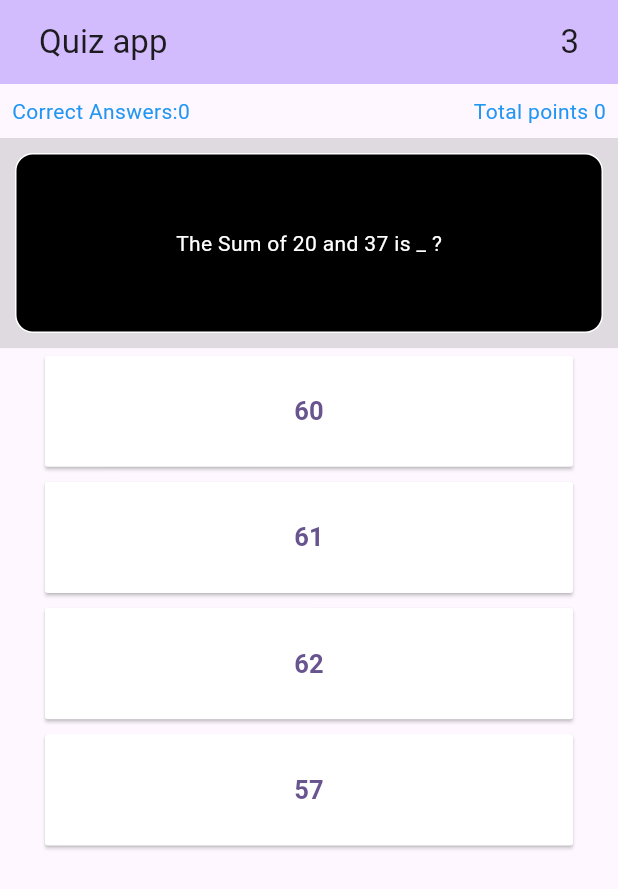
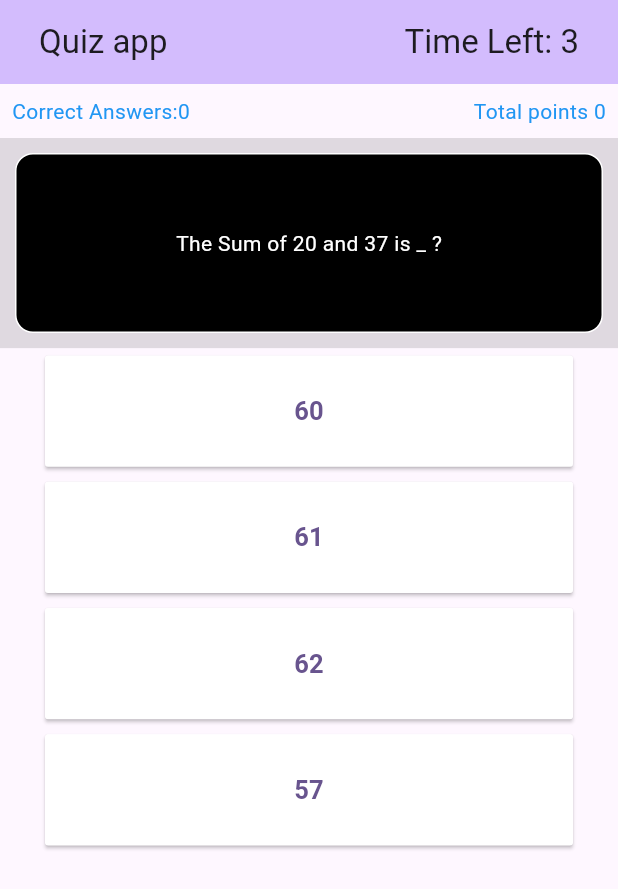
Before and after one commit to harshitpandey-bit/Flutter_Quiz_UI, a Flutter app: the screen it shows after launch, on a phone screen of 412 x 824 dp. Shown: the top 889 px of the screen. Run offline on Flutter 3.47's test engine with Material 3 defaults, Android fonts, the phone set to English and light mode, and no system bars.

```diff
--- a/lib/main.dart
+++ b/lib/main.dart
@@ -51,7 +51,7 @@ class _MyHomePageState extends State<MyHomePage> with RouteAware {
   Timer? timer;
   @override
   void initState() {
-    // TODO: implement initState
+
     super.initState();
     _generateOptions();
     Time();
@@ -129,7 +129,7 @@ void didPopNext(){
         title: Padding(padding: EdgeInsets.symmetric(horizontal: 10),
         child:Row(
           mainAxisAlignment: MainAxisAlignment.spaceBetween,
-          children: [Text("Quiz app"),Text("$time")],
+          children: [Text("Quiz app"),Text("Time Left: $time")],
         )),
       ),
       body: Center(
```
